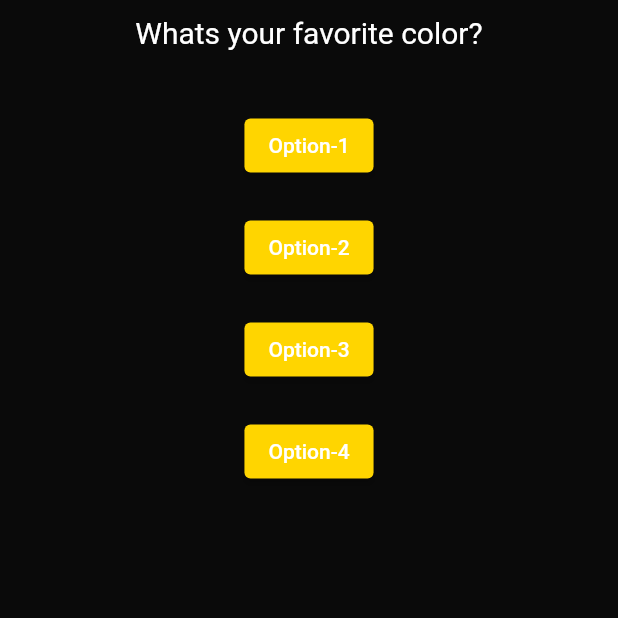
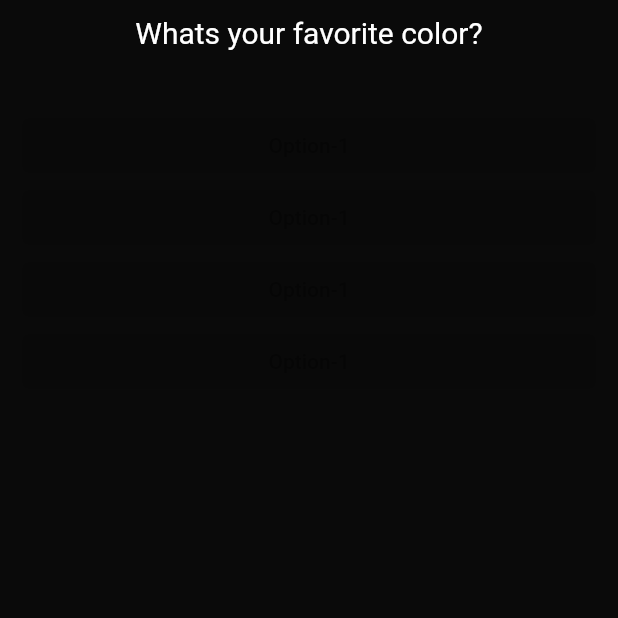
Before and after one commit to Phoenix600/FlutterProjects-, a Flutter app: the screen it shows after launch, on a phone screen of 412 x 824 dp, the top half of it. Run offline on Flutter 3.47's test engine with Material 2 defaults, Android fonts, the phone set to English and light mode, and no system bars.

Commit message:
Added New Code Files

```diff
--- /dev/null
+++ b/quizapp/lib/answer.dart
@@ -0,0 +1,22 @@
+import 'package:flutter/material.dart';
+
+class Answer extends StatelessWidget {
+  final Function selectHandler;
+
+  Answer(this.selectHandler);
+
+  ButtonStyle btnStyle =
+      ElevatedButton.styleFrom(backgroundColor: const Color(0xffffd500));
+
+  @override
+  Widget build(BuildContext context) {
+    return SizedBox(
+      width: double.infinity,
+      child: ElevatedButton(
+        style: btnStyle,
+        onPressed: null,
+        child: const Text("Option-1"),
+      ),
+    );
+  }
+}
--- a/quizapp/lib/main.dart
+++ b/quizapp/lib/main.dart
@@ -1,5 +1,6 @@
 import 'package:flutter/material.dart';
 import './question.dart';
+import './answer.dart';
 
 void main() {
   runApp(const MyApp());
@@ -21,7 +22,7 @@ class _MyAppState extends State<MyApp> {
     'What\'s your favorite music genere?'
   ];
 
-  void answerQuestion() {
+  void _answerQuestion() {
     // print("Ohh!!!, Just touched me");
     setState(() {
       index++;
@@ -57,35 +58,10 @@ class _MyAppState extends State<MyApp> {
                       const EdgeInsets.symmetric(vertical: 40, horizontal: 5),
                   child: Column(
                     children: <Widget>[
-                      ElevatedButton(
-                        style: btnStyle,
-                        onPressed: answerQuestion,
-                        child: const Text("Option-1"),
-                      ),
-                      const SizedBox(
-                        height: 20,
-                      ),
-                      ElevatedButton(
-                        style: btnStyle,
-                        onPressed: answerQuestion,
-                        child: const Text("Option-2"),
-                      ),
-                      const SizedBox(
-                        height: 20,
-                      ),
-                      ElevatedButton(
-                        style: btnStyle,
-                        onPressed: answerQuestion,
-                        child: const Text("Option-3"),
-                      ),
-                      const SizedBox(
-                        height: 20,
-                      ),
-                      ElevatedButton(
-                        style: btnStyle,
-                        onPressed: answerQuestion,
-                        child: const Text("Option-4"),
-                      ),
+                      Answer(_answerQuestion),
+                      Answer(_answerQuestion),
+                      Answer(_answerQuestion),
+                      Answer(_answerQuestion),
                     ],
                   ),
                 ),
--- a/quizapp/lib/question.dart
+++ b/quizapp/lib/question.dart
@@ -7,7 +7,7 @@ class Question extends StatelessWidget {
   TextStyle questionStyle = const TextStyle(fontSize: 20, color: Colors.white);
   TextAlign alignText = TextAlign.left;
 
-  late String questionText;
+  String questionText;
 
   // Constructor with positional argument
   Question(this.questionText, {super.key});
```
